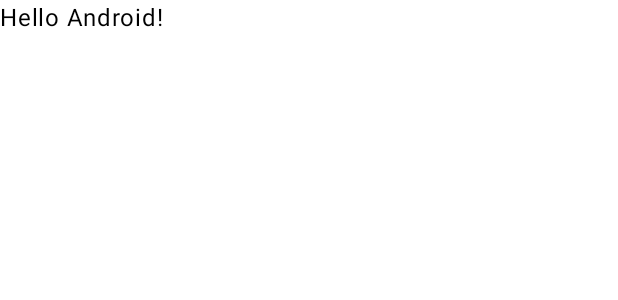
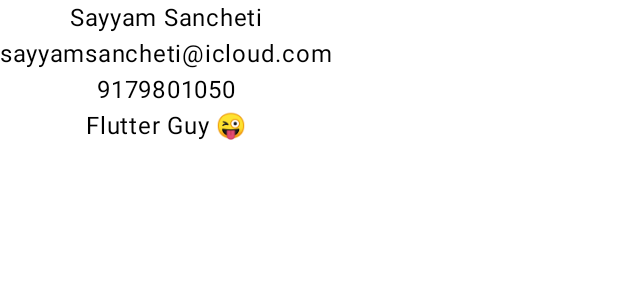
Before and after one commit to sayyam134/BuisnessCard, an Android app built with Jetpack Compose: the @Preview function GreetingPreview, on a phone screen of 412 x 824 dp. Shown: the top 300 px of the screen. Run offline under Robolectric (Android 15) with nearby library versions, the phone set to English and light mode, and no system bars.

```diff
--- a/app/src/main/java/com/example/buisnesscard/MainActivity.kt
+++ b/app/src/main/java/com/example/buisnesscard/MainActivity.kt
@@ -3,14 +3,18 @@ package com.example.buisnesscard
 import android.os.Bundle
 import androidx.activity.ComponentActivity
 import androidx.activity.compose.setContent
+import androidx.compose.foundation.layout.Arrangement
+import androidx.compose.foundation.layout.Column
 import androidx.compose.foundation.layout.fillMaxSize
 import androidx.compose.material3.MaterialTheme
 import androidx.compose.material3.Surface
 import androidx.compose.material3.Text
 import androidx.compose.runtime.Composable
+import androidx.compose.ui.Alignment
 import androidx.compose.ui.Modifier
 import androidx.compose.ui.tooling.preview.Preview
 import com.example.buisnesscard.ui.theme.BuisnessCardTheme
+
 
 class MainActivity : ComponentActivity() {
     override fun onCreate(savedInstanceState: Bundle?) {
@@ -22,7 +26,7 @@ class MainActivity : ComponentActivity() {
                     modifier = Modifier.fillMaxSize(),
                     color = MaterialTheme.colorScheme.background
                 ) {
-                    Greeting("Android")
+                    Greeting()
                 }
             }
         }
@@ -30,17 +34,35 @@ class MainActivity : ComponentActivity() {
 }
 
 @Composable
-fun Greeting(name: String, modifier: Modifier = Modifier) {
-    Text(
-        text = "Hello $name!",
-        modifier = modifier
-    )
+fun Greeting( modifier: Modifier = Modifier) {
+    Column (
+        verticalArrangement = Arrangement.Center,
+        horizontalAlignment = Alignment.CenterHorizontally
+    ){
+        Text(
+            text = "Sayyam Sancheti",
+            modifier = modifier
+        )
+        Text(
+            text = "sayyamsancheti@icloud.com",
+            modifier = modifier
+        )
+        Text(
+            text = "9179801050",
+            modifier = modifier
+        )
+        Text(
+            text = "Flutter Guy 😜",
+            modifier = modifier
+        )
+    }
+
 }
 
 @Preview(showBackground = true)
 @Composable
 fun GreetingPreview() {
     BuisnessCardTheme {
-        Greeting("Android")
+        Greeting()
     }
 }
```
